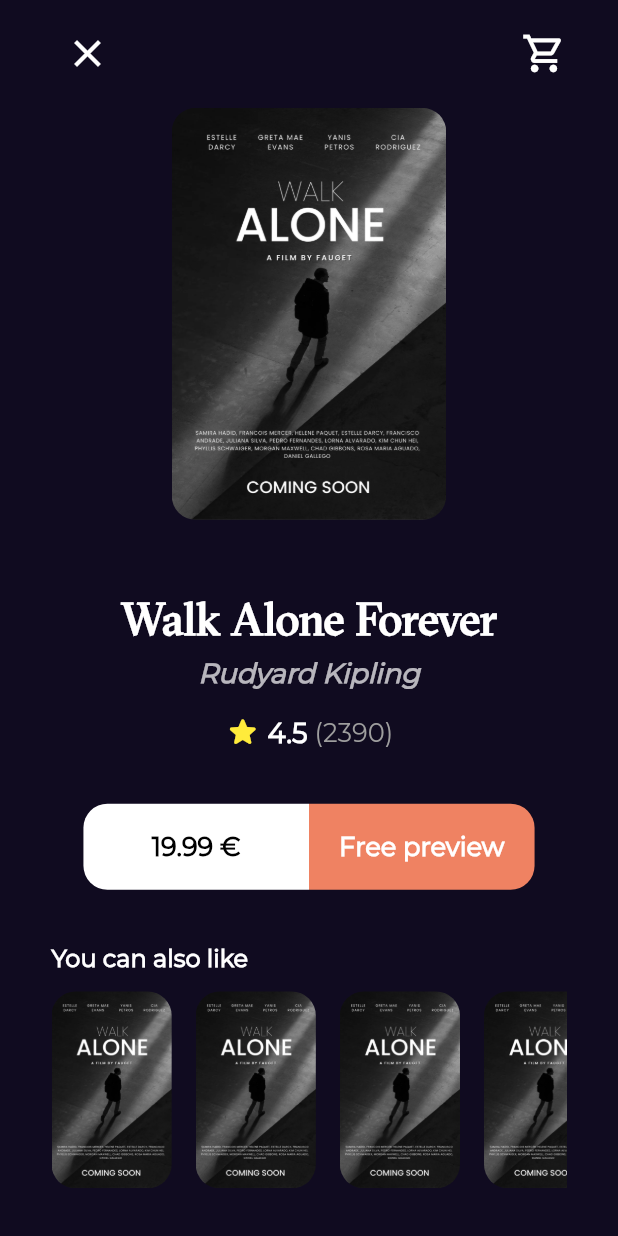
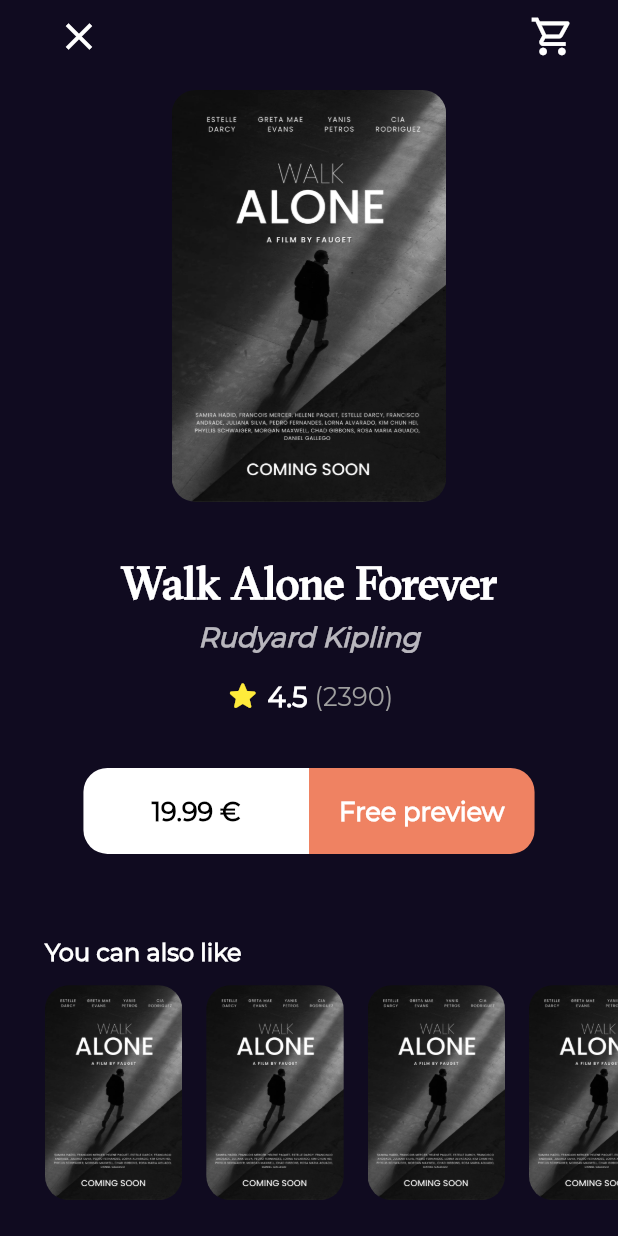
Before and after one commit to aboodsido/bookly_app, a Flutter app: the BookDetailsView screen opened by its route, on a phone screen of 412 x 824 dp. Run offline on Flutter 3.47's test engine with Material 2 defaults, Android fonts, the phone set to English and light mode, and no system bars; our stand-ins replace flutter_screenutil, flutter_svg, font_awesome_flutter, go_router, google_fonts.

Commit message:
Done with book details screen

```diff
--- a/lib/features/home/presentation/view/widgets/book_detail_widgets/book_details_view_body.dart
+++ b/lib/features/home/presentation/view/widgets/book_detail_widgets/book_details_view_body.dart
@@ -11,8 +11,10 @@ class BookDetailsViewBody extends StatelessWidget {
 
   @override
   Widget build(BuildContext context) {
-    return Padding(
-      padding: EdgeInsets.symmetric(horizontal: 30.w, vertical: 10.h),
+    return CustomScrollView(
+      slivers: [
+        SliverFillRemaining(
+          hasScrollBody: false,
           child: Column(
             crossAxisAlignment: CrossAxisAlignment.start,
             children: [
@@ -21,13 +23,20 @@ class BookDetailsViewBody extends StatelessWidget {
               const BookImageAndTitle(),
               SizedBox(height: 30.h),
               const Center(child: BookDetailButton()),
-          SizedBox(height: 30.h),
-          Text('You can also like',
-              style: TextStyle(fontSize: 14.sp, fontWeight: FontWeight.w600)),
+              Expanded(child: SizedBox(height: 30.h)),
+              Padding(
+                padding: const EdgeInsets.only(left: 30),
+                child: Text('You can also like',
+                    style: TextStyle(
+                        fontSize: 14.sp, fontWeight: FontWeight.w600)),
+              ),
               SizedBox(height: 10.h),
               const BooksListViewInBookDetail(),
+              SizedBox(height: 20.h),
             ],
           ),
+        )
+      ],
     );
   }
 }
--- a/lib/features/home/presentation/view/widgets/book_detail_widgets/book_image_and_title.dart
+++ b/lib/features/home/presentation/view/widgets/book_detail_widgets/book_image_and_title.dart
@@ -13,7 +13,7 @@ class BookImageAndTitle extends StatelessWidget {
     return Column(
       children: [
         const BookImage(),
-        SizedBox(height: 40.h),
+        SizedBox(height: 30.h),
         const Text(
           'Walk Alone Forever',
           textAlign: TextAlign.center,
--- a/lib/features/home/presentation/view/widgets/book_detail_widgets/book_listview_item.dart
+++ b/lib/features/home/presentation/view/widgets/book_detail_widgets/book_listview_item.dart
@@ -13,7 +13,7 @@ class BookListviewItemInBookDetail extends StatelessWidget {
     return Padding(
       padding: const EdgeInsets.only(right: 16),
       child: Container(
-        width: 70.w,
+        width: 80.w,
         decoration: BoxDecoration(
           image: DecorationImage(
             fit: BoxFit.cover,
--- a/lib/features/home/presentation/view/widgets/book_detail_widgets/books_listview_in_book_detail.dart
+++ b/lib/features/home/presentation/view/widgets/book_detail_widgets/books_listview_in_book_detail.dart
@@ -8,8 +8,9 @@ class BooksListViewInBookDetail extends StatelessWidget {
 
   @override
   Widget build(BuildContext context) {
-    return SizedBox(
-      height: 110.h,
+    return Container(
+      padding: const EdgeInsets.only(left: 30),
+      height: 120.h,
       child: ListView.builder(
         physics: const BouncingScrollPhysics(),
         itemCount: 10,
--- a/lib/features/home/presentation/view/widgets/book_detail_widgets/custom_book_detail_appbar.dart
+++ b/lib/features/home/presentation/view/widgets/book_detail_widgets/custom_book_detail_appbar.dart
@@ -1,5 +1,6 @@
 import 'package:bookly_app/core/utils/app_router.dart';
 import 'package:flutter/material.dart';
+import 'package:flutter_screenutil/flutter_screenutil.dart';
 import 'package:go_router/go_router.dart';
 
 class CustomBookDetailAppbar extends StatelessWidget {
@@ -7,7 +8,9 @@ class CustomBookDetailAppbar extends StatelessWidget {
 
   @override
   Widget build(BuildContext context) {
-    return Row(
+    return Padding(
+      padding: EdgeInsets.symmetric(horizontal: 25.w),
+      child: Row(
         mainAxisAlignment: MainAxisAlignment.spaceBetween,
         children: [
           IconButton(
@@ -24,6 +27,7 @@ class CustomBookDetailAppbar extends StatelessWidget {
             size: 30,
           )
         ],
+      ),
     );
   }
 }
```
Lines whose indentation alone changed are shown as unchanged.
